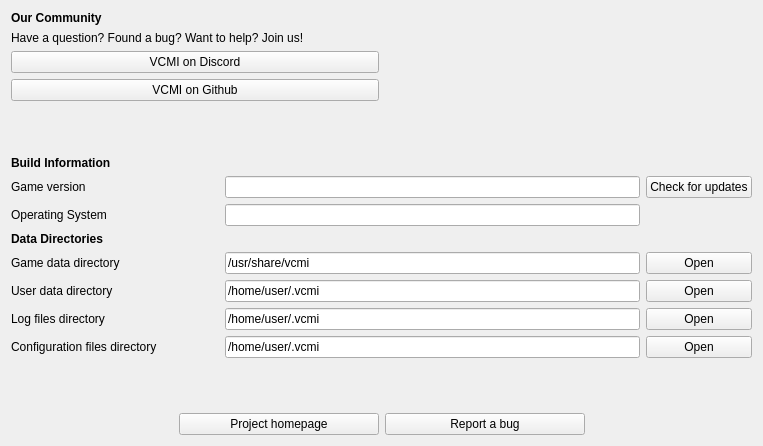
Above: launcher/aboutProject/aboutproject_moc.ui from vcmi/vcmi before the change. Below: the same form after it.
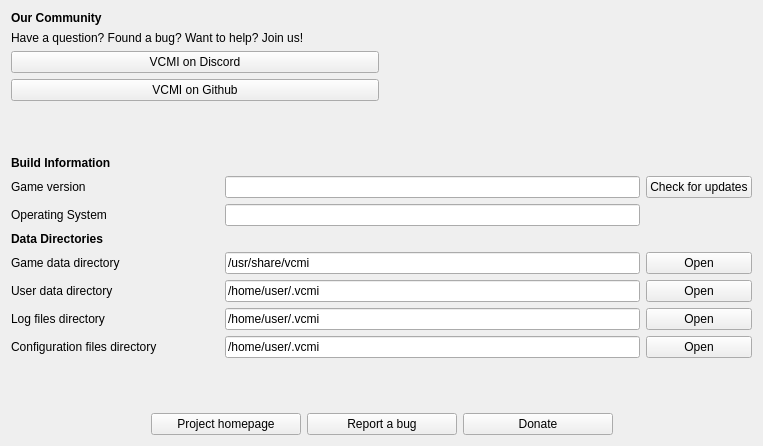
That is the form after the change.

Commit message: add kofi to help page in launcher

Patch:
```diff
--- a/launcher/aboutProject/aboutproject_moc.ui
+++ b/launcher/aboutProject/aboutproject_moc.ui
@@ -282,7 +282,7 @@
       <widget class="QPushButton" name="pushButtonHomepage">
        <property name="minimumSize">
         <size>
-         <width>200</width>
+         <width>150</width>
          <height>0</height>
         </size>
        </property>
@@ -295,7 +295,7 @@
       <widget class="QPushButton" name="pushButtonBugreport">
        <property name="minimumSize">
         <size>
-         <width>200</width>
+         <width>150</width>
          <height>0</height>
         </size>
        </property>
@@ -304,6 +304,19 @@
        </property>
       </widget>
      </item>
+     <item>
+      <widget class="QPushButton" name="pushButtonKofi">
+       <property name="minimumSize">
+        <size>
+         <width>150</width>
+         <height>0</height>
+        </size>
+       </property>
+       <property name="text">
+        <string>Donate</string>
+       </property>
+      </widget>
+     </item>
      <item>
       <spacer name="horizontalSpacer">
        <property name="orientation">
```
The commit also changes 2 other files.
